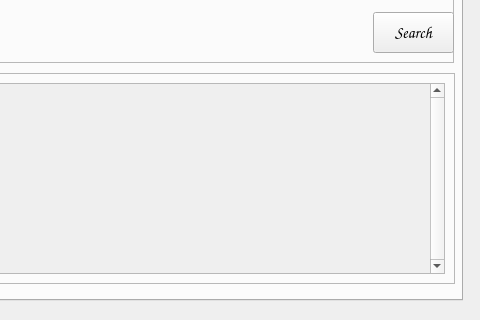
Above: App_main/UI/player_ui.ui from piotrekgelert/radio-mp3-player before the change; both pictures show x 348 to 828 and y 280 to 600 of the 828 by 600 pixel window. Below: the same form after it.
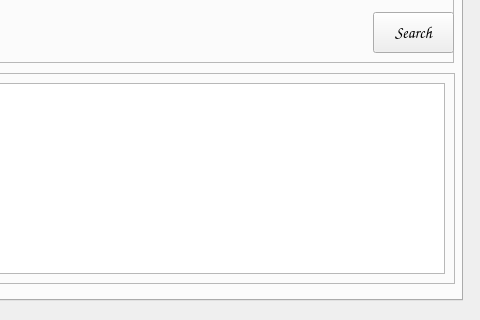
That is the form after the change.

Commit message: add playlist add displaying metadata add workable play and stop

```diff
--- a/App_main/UI/player_ui.ui
+++ b/App_main/UI/player_ui.ui
@@ -316,7 +316,7 @@
       <property name="frameShadow">
        <enum>QFrame::Raised</enum>
       </property>
-      <widget class="QScrollArea" name="scrollArea">
+      <widget class="QListWidget" name="lw_songs">
        <property name="geometry">
         <rect>
          <x>10</x>
@@ -325,35 +325,6 @@
          <height>191</height>
         </rect>
        </property>
-       <property name="sizePolicy">
-        <sizepolicy hsizetype="Expanding" vsizetype="Fixed">
-         <horstretch>0</horstretch>
-         <verstretch>0</verstretch>
-        </sizepolicy>
-       </property>
-       <property name="minimumSize">
-        <size>
-         <width>0</width>
-         <height>100</height>
-        </size>
-       </property>
-       <property name="verticalScrollBarPolicy">
-        <enum>Qt::ScrollBarAlwaysOn</enum>
-       </property>
-       <property name="widgetResizable">
-        <bool>true</bool>
-       </property>
-       <widget class="QWidget" name="scrollAreaWidget">
-        <property name="geometry">
-         <rect>
-          <x>0</x>
-          <y>0</y>
-          <width>562</width>
-          <height>189</height>
-         </rect>
-        </property>
-        <layout class="QVBoxLayout" name="verticalLayout"/>
-       </widget>
       </widget>
      </widget>
     </widget>
```
The commit also changes 2 other files.
